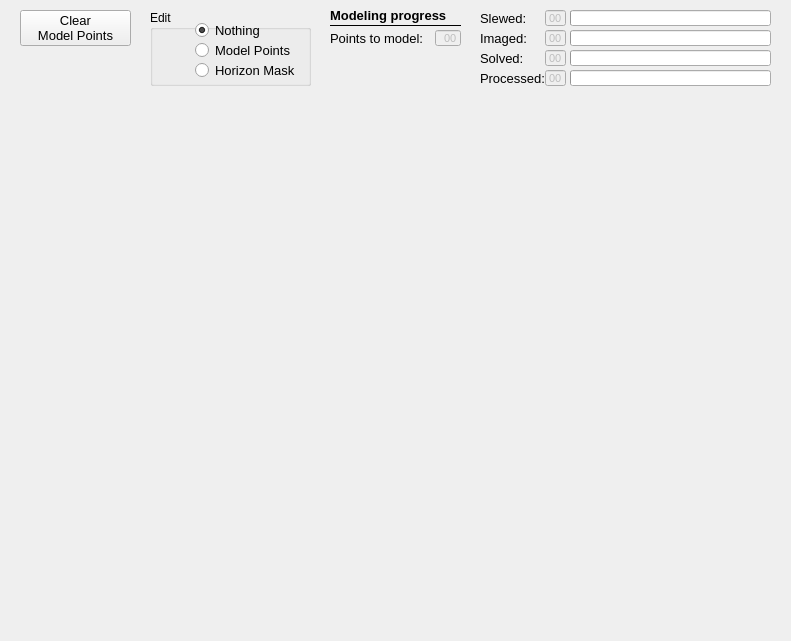
First picture: the form in mountwizzard/gui/hemisphere_window_ui.ui, repository sayitfast/MountWizzard3, before the edit.
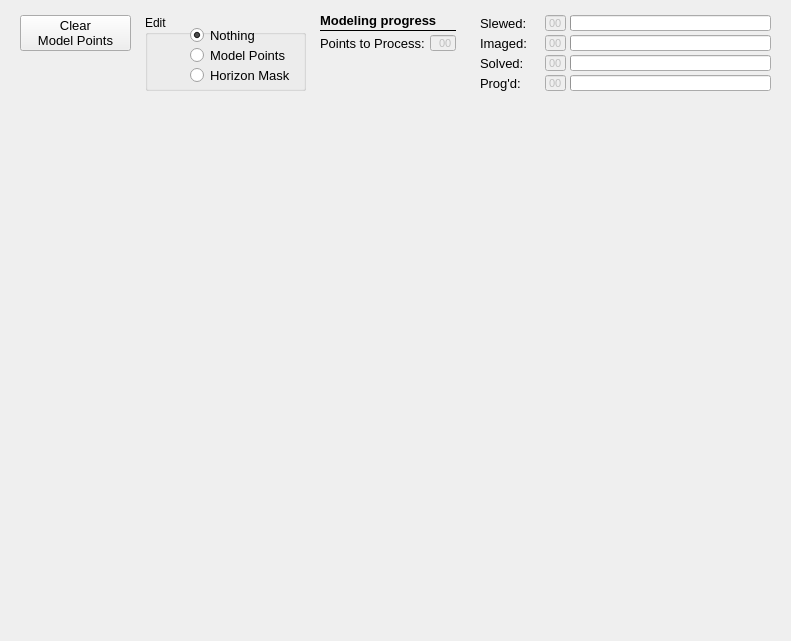
Second picture: the form after the edit.

The edit to the form file:
```diff
--- a/mountwizzard/gui/hemisphere_window_ui.ui
+++ b/mountwizzard/gui/hemisphere_window_ui.ui
@@ -41,7 +41,7 @@
    <property name="geometry">
     <rect>
      <x>20</x>
-     <y>10</y>
+     <y>15</y>
      <width>111</width>
      <height>36</height>
     </rect>
@@ -78,8 +78,8 @@
   <widget class="QGroupBox" name="groupBox_2">
    <property name="geometry">
     <rect>
-     <x>150</x>
-     <y>10</y>
+     <x>145</x>
+     <y>15</y>
      <width>161</width>
      <height>76</height>
     </rect>
@@ -149,7 +149,7 @@
    <property name="geometry">
     <rect>
      <x>570</x>
-     <y>70</y>
+     <y>75</y>
      <width>201</width>
      <height>16</height>
     </rect>
@@ -171,7 +171,7 @@
    <property name="geometry">
     <rect>
      <x>545</x>
-     <y>70</y>
+     <y>75</y>
      <width>21</width>
      <height>16</height>
     </rect>
@@ -213,7 +213,7 @@
    <property name="geometry">
     <rect>
      <x>480</x>
-     <y>70</y>
+     <y>75</y>
      <width>66</width>
      <height>16</height>
     </rect>
@@ -227,14 +227,14 @@
     </font>
    </property>
    <property name="text">
-    <string>Processed:</string>
+    <string>Prog'd:</string>
    </property>
   </widget>
   <widget class="QProgressBar" name="bar_numberPointsSolved">
    <property name="geometry">
     <rect>
      <x>570</x>
-     <y>50</y>
+     <y>55</y>
      <width>201</width>
      <height>16</height>
     </rect>
@@ -256,7 +256,7 @@
    <property name="geometry">
     <rect>
      <x>545</x>
-     <y>50</y>
+     <y>55</y>
      <width>21</width>
      <height>16</height>
     </rect>
@@ -298,7 +298,7 @@
    <property name="geometry">
     <rect>
      <x>480</x>
-     <y>50</y>
+     <y>55</y>
      <width>66</width>
      <height>16</height>
     </rect>
@@ -319,7 +319,7 @@
    <property name="geometry">
     <rect>
      <x>570</x>
-     <y>30</y>
+     <y>35</y>
      <width>201</width>
      <height>16</height>
     </rect>
@@ -341,7 +341,7 @@
    <property name="geometry">
     <rect>
      <x>545</x>
-     <y>30</y>
+     <y>35</y>
      <width>21</width>
      <height>16</height>
     </rect>
@@ -383,7 +383,7 @@
    <property name="geometry">
     <rect>
      <x>480</x>
-     <y>30</y>
+     <y>35</y>
      <width>66</width>
      <height>16</height>
     </rect>
@@ -404,7 +404,7 @@
    <property name="geometry">
     <rect>
      <x>570</x>
-     <y>10</y>
+     <y>15</y>
      <width>201</width>
      <height>16</height>
     </rect>
@@ -441,7 +441,7 @@
    <property name="geometry">
     <rect>
      <x>545</x>
-     <y>10</y>
+     <y>15</y>
      <width>21</width>
      <height>16</height>
     </rect>
@@ -483,7 +483,7 @@
    <property name="geometry">
     <rect>
      <x>480</x>
-     <y>10</y>
+     <y>15</y>
      <width>66</width>
      <height>16</height>
     </rect>
@@ -506,8 +506,8 @@
    </property>
    <property name="geometry">
     <rect>
-     <x>435</x>
-     <y>30</y>
+     <x>430</x>
+     <y>35</y>
      <width>26</width>
      <height>16</height>
     </rect>
@@ -548,9 +548,9 @@
   <widget class="QLabel" name="label_59">
    <property name="geometry">
     <rect>
-     <x>330</x>
-     <y>30</y>
-     <width>96</width>
+     <x>320</x>
+     <y>35</y>
+     <width>111</width>
      <height>16</height>
     </rect>
    </property>
@@ -563,14 +563,14 @@
     </font>
    </property>
    <property name="text">
-    <string>Points to model:</string>
+    <string>Points to Process:</string>
    </property>
   </widget>
   <widget class="QLabel" name="label_149">
    <property name="geometry">
     <rect>
-     <x>330</x>
-     <y>5</y>
+     <x>320</x>
+     <y>10</y>
      <width>126</width>
      <height>21</height>
     </rect>
@@ -589,9 +589,9 @@
   <widget class="Line" name="line_78">
    <property name="geometry">
     <rect>
-     <x>330</x>
-     <y>25</y>
-     <width>131</width>
+     <x>320</x>
+     <y>30</y>
+     <width>136</width>
      <height>1</height>
     </rect>
    </property>
```
